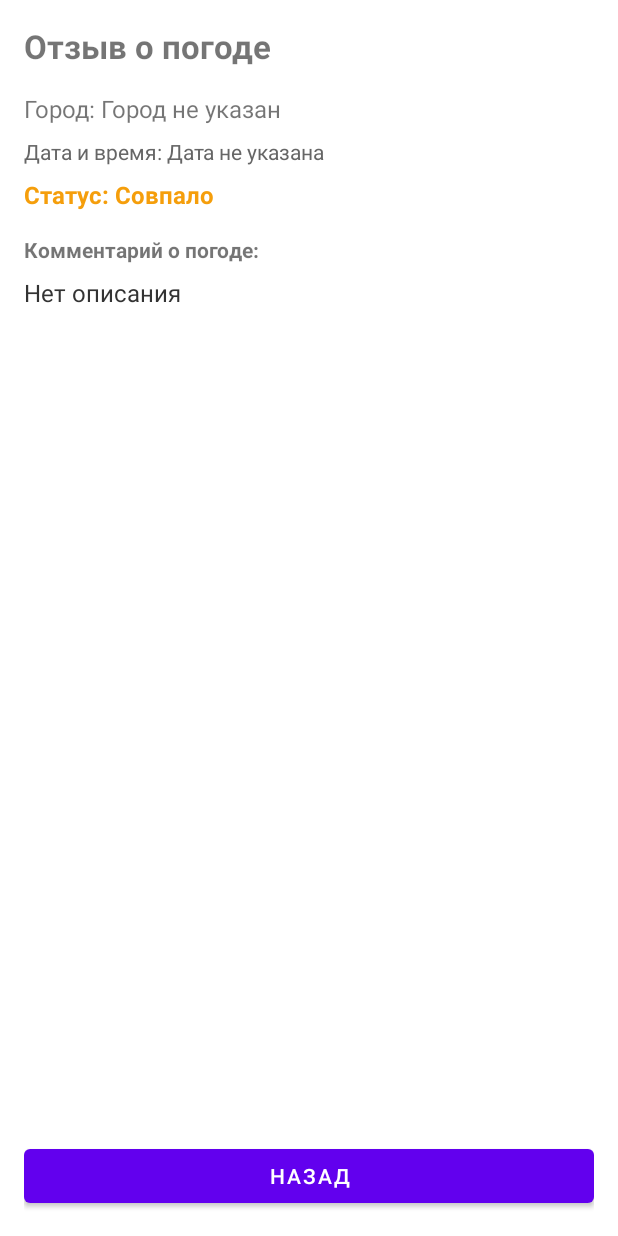
After one commit to AlexBud369/WeatherTracker, an Android app built with Jetpack Compose: the DetailActivity screen opened directly, with no data from a screen before it, on a phone screen of 412 x 824 dp. The commit adds this screen. Run offline under Robolectric (Android 15) with nearby library versions, the phone set to English and light mode, and no system bars.

Commit message:
feat: implement lab8 navigation and intent

```diff
--- /dev/null
+++ b/app/src/main/java/com/example/weathertracker/DetailActivity.kt
@@ -0,0 +1,39 @@
+package com.example.weathertracker
+
+import android.os.Bundle
+import android.widget.Button
+import android.widget.TextView
+import androidx.appcompat.app.AppCompatActivity
+
+class DetailActivity : AppCompatActivity() {
+
+    override fun onCreate(savedInstanceState: Bundle?) {
+        super.onCreate(savedInstanceState)
+        setContentView(R.layout.activity_detail)
+
+        val tvTitle = findViewById<TextView>(R.id.tvTitle)
+        val tvCity = findViewById<TextView>(R.id.tvCity)
+        val tvDate = findViewById<TextView>(R.id.tvDate)
+        val tvStatus = findViewById<TextView>(R.id.tvStatus)
+        val tvContent = findViewById<TextView>(R.id.tvContent)
+        val btnBack = findViewById<Button>(R.id.btnBack)
+
+        // Получение переданных через Intent данных (Шаг 3 лабораторной работы)
+        val title = intent.getStringExtra("EXTRA_TITLE") ?: "Отзыв о погоде"
+        val city = intent.getStringExtra("EXTRA_CITY") ?: "Город не указан"
+        val date = intent.getStringExtra("EXTRA_DATE") ?: "Дата не указана"
+        val status = intent.getStringExtra("EXTRA_STATUS") ?: "Совпало"
+        val desc = intent.getStringExtra("EXTRA_DESC") ?: "Нет описания"
+
+        tvTitle.text = title
+        tvCity.text = "Город: $city"
+        tvDate.text = "Дата и время: $date"
+        tvStatus.text = "Статус: $status"
+        tvContent.text = desc
+
+        // Возврат назад (двунаправленная навигация)
+        btnBack.setOnClickListener {
+            finish()
+        }
+    }
+}
--- /dev/null
+++ b/app/src/main/res/layout/activity_detail.xml
@@ -0,0 +1,62 @@
+<?xml version="1.0" encoding="utf-8"?>
+<LinearLayout xmlns:android="http://schemas.android.com/apk/res/android"
+    android:layout_width="match_parent"
+    android:layout_height="match_parent"
+    android:orientation="vertical"
+    android:padding="16dp">
+
+    <TextView
+        android:id="@+id/tvTitle"
+        android:layout_width="wrap_content"
+        android:layout_height="wrap_content"
+        android:textSize="22sp"
+        android:textStyle="bold"
+        android:layout_marginBottom="16dp" />
+
+    <TextView
+        android:id="@+id/tvCity"
+        android:layout_width="wrap_content"
+        android:layout_height="wrap_content"
+        android:textSize="16sp"
+        android:layout_marginBottom="8dp" />
+
+    <TextView
+        android:id="@+id/tvDate"
+        android:layout_width="wrap_content"
+        android:layout_height="wrap_content"
+        android:textSize="14sp"
+        android:textColor="#666666"
+        android:layout_marginBottom="8dp" />
+
+    <TextView
+        android:id="@+id/tvStatus"
+        android:layout_width="wrap_content"
+        android:layout_height="wrap_content"
+        android:textSize="16sp"
+        android:textStyle="bold"
+        android:textColor="#F59E0B"
+        android:layout_marginBottom="16dp" />
+
+    <TextView
+        android:layout_width="wrap_content"
+        android:layout_height="wrap_content"
+        android:text="Комментарий о погоде:"
+        android:textStyle="bold"
+        android:textSize="14sp" />
+
+    <TextView
+        android:id="@+id/tvContent"
+        android:layout_width="match_parent"
+        android:layout_height="0dp"
+        android:layout_weight="1"
+        android:textSize="16sp"
+        android:textColor="#333333"
+        android:layout_marginTop="8dp" />
+
+    <Button
+        android:id="@+id/btnBack"
+        android:layout_width="match_parent"
+        android:layout_height="wrap_content"
+        android:text="Назад" />
+
+</LinearLayout>
```
Also changed, not shown: app/src/main/AndroidManifest.xml (+8 -0 lines), app/src/main/java/com/example/weathertracker/AddReviewActivity.kt (added, +53 -0 lines), app/src/main/java/com/example/weathertracker/MainActivity.kt (+53 -7 lines), app/src/main/res/layout/activity_add_review.xml (added, +109 -0 lines), app/src/main/res/layout/activity_main.xml (+9 -16 lines), 1 other file.
